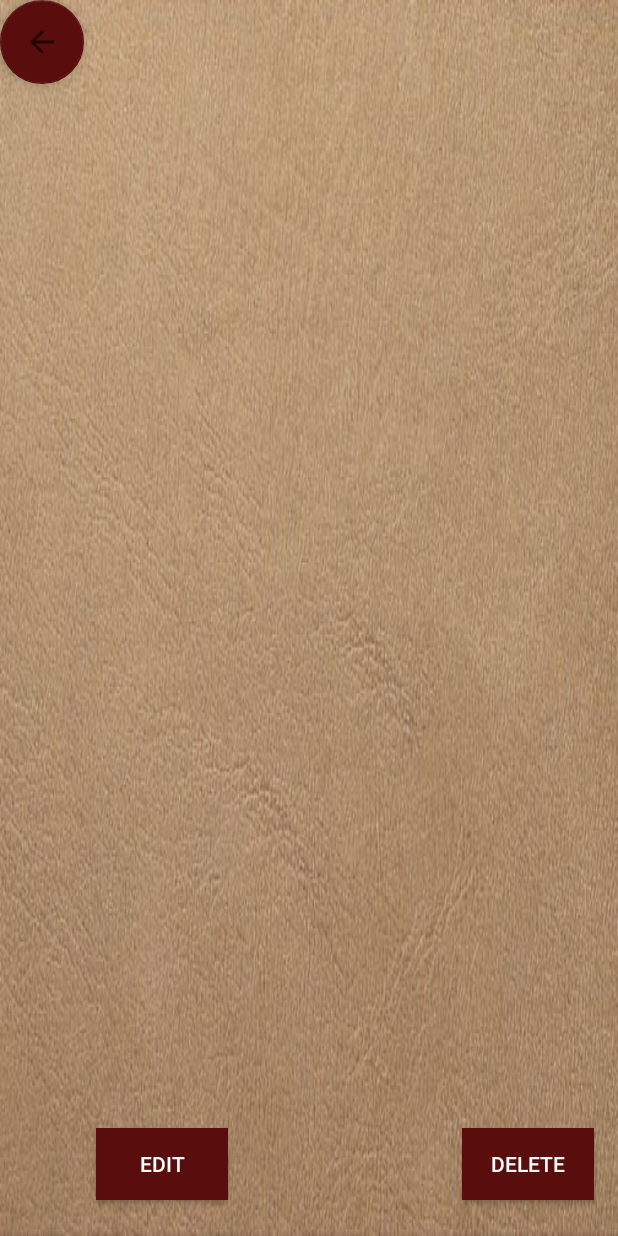
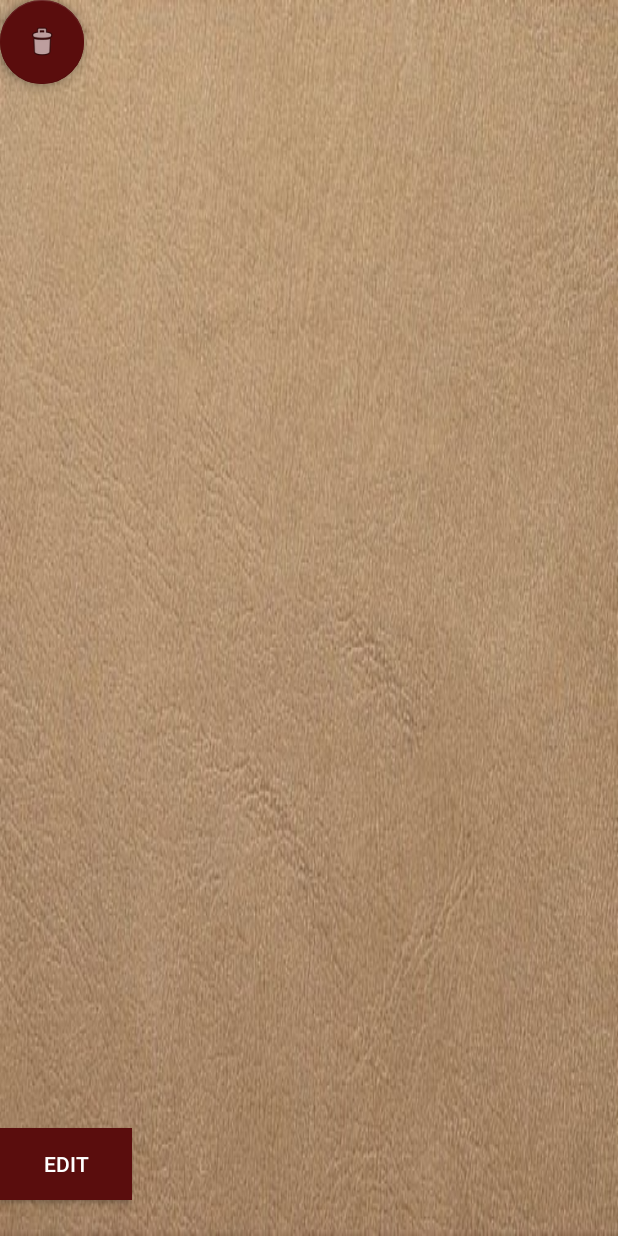
Before and after one commit to PatrickG07/F-P-KKS, an Android app: the layout activity_edit.xml on its own in the app's theme, with its tools: preview values and no code run, on a phone screen of 412 x 824 dp. Run offline under Robolectric (Android 15) with nearby library versions, the phone set to English and light mode, and no system bars.

Commit message:
Update Edit

```diff
--- a/FPKKS/app/src/main/res/layout/activity_edit.xml
+++ b/FPKKS/app/src/main/res/layout/activity_edit.xml
@@ -13,7 +13,7 @@
         android:scaleType="fitXY"
         app:layout_constraintBottom_toBottomOf="parent"
         app:layout_constraintEnd_toEndOf="parent"
-        app:layout_constraintHorizontal_bias="1.0"
+        app:layout_constraintHorizontal_bias="0.0"
         app:layout_constraintStart_toStartOf="parent"
         app:layout_constraintTop_toTopOf="parent"
         app:layout_constraintVertical_bias="0.0"
@@ -24,24 +24,11 @@
         android:layout_width="wrap_content"
         android:layout_height="wrap_content"
         android:layout_marginBottom="24dp"
-        android:layout_marginEnd="156dp"
+        android:background="#5a0d0d"
         android:text="Edit"
-        android:background="#5a0d0d"
         android:textColor="#fff"
         app:layout_constraintBottom_toBottomOf="parent"
-        app:layout_constraintEnd_toStartOf="@+id/btnDelete" />
-
-    <Button
-        android:id="@+id/btnDelete"
-        android:layout_width="wrap_content"
-        android:layout_height="wrap_content"
-        android:layout_marginBottom="24dp"
-        android:layout_marginEnd="16dp"
-        android:text="Delete"
-        android:background="#5a0d0d"
-        android:textColor="#fff"
-        app:layout_constraintBottom_toBottomOf="parent"
-        app:layout_constraintEnd_toEndOf="parent" />
+        tools:layout_editor_absoluteX="148dp" />
 
     <ListView
         android:id="@+id/listView"
@@ -75,7 +62,16 @@
         android:layout_height="wrap_content"
         android:clickable="true"
         app:srcCompat="?attr/homeAsUpIndicator"
-        tools:layout_editor_absoluteX="318dp"
-        tools:layout_editor_absoluteY="45dp" />
+        tools:layout_editor_absoluteX="59dp"
+        tools:layout_editor_absoluteY="439dp" />
+
+    <android.support.design.widget.FloatingActionButton
+        android:id="@+id/btnDelete"
+        android:layout_width="wrap_content"
+        android:layout_height="wrap_content"
+        android:clickable="true"
+        app:srcCompat="@android:drawable/ic_menu_delete"
+        tools:layout_editor_absoluteX="285dp"
+        tools:layout_editor_absoluteY="439dp" />
 
 </android.support.constraint.ConstraintLayout>
```
